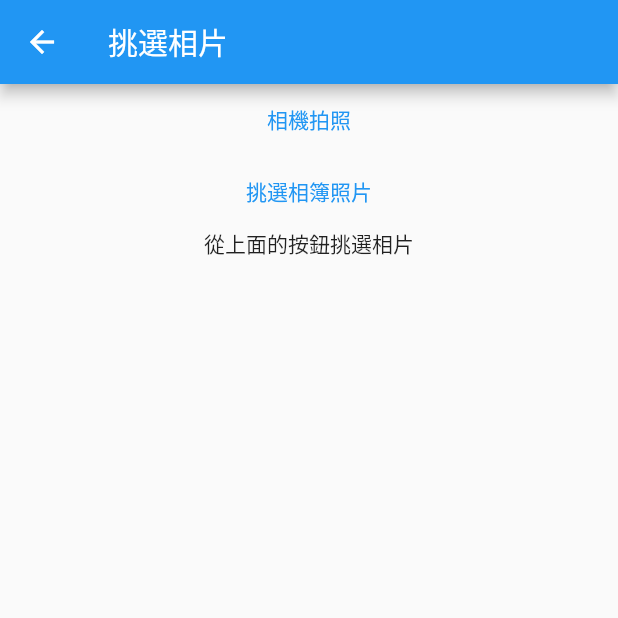
After one commit to tpps89305/flutter_playground, a Flutter app: the ImagePickerPage screen opened by its route, after a tap on "相機拍照", on a phone screen of 412 x 824 dp, the top half of it. The commit adds this screen. Run offline on Flutter 3.47's test engine with Material 2 defaults, Android fonts, the phone set to English and light mode, and no system bars; our stand-ins replace fluttertoast, image_picker, numberpicker, photo_view.

Commit message:
Add image picker page. Modify application(bundle) ID.

```diff
--- a/lib/constants/constants.dart
+++ b/lib/constants/constants.dart
@@ -15,6 +15,7 @@ class Constants {
     list.add(ContentItem("複選清單", route: NavigationRoutes.checkboxesListPage));
     list.add(ContentItem("圖片瀏覽", route: NavigationRoutes.imageBrowserPage));
     list.add(ContentItem("相簿", route: NavigationRoutes.galleryPage));
+    list.add(ContentItem("選取相片", route: NavigationRoutes.imagePickerPage));
     return list;
   }
 
--- a/lib/constants/navigation_routes.dart
+++ b/lib/constants/navigation_routes.dart
@@ -9,4 +9,5 @@ class NavigationRoutes {
   static const String checkboxesListPage = "checkboxesList";
   static const String imageBrowserPage = "imageBrowser";
   static const String galleryPage = "gallery";
+  static const String imagePickerPage = "imagePicker";
 }
--- a/lib/main.dart
+++ b/lib/main.dart
@@ -6,6 +6,7 @@ import 'package:flutter_playground/page/dropdown_button_page.dart';
 import 'package:flutter_playground/page/gallery_page.dart';
 import 'package:flutter_playground/page/image_browser_page.dart';
 import 'package:flutter_playground/constants/navigation_routes.dart';
+import 'package:flutter_playground/page/image_picker_page.dart';
 import 'package:flutter_playground/page/number_picker_page.dart';
 import 'package:flutter_playground/page/popup_menu_button_page.dart';
 import 'package:flutter_playground/page/radio_list_page.dart';
@@ -30,8 +31,9 @@ class MyApp extends StatelessWidget {
     NavigationRoutes.radioListPage: (context) => const RadioListPage(),
     NavigationRoutes.numberPickerPage: (context) => const NumberPickerPage(),
     NavigationRoutes.checkboxesListPage: (context) => const CheckboxListPage(),
-    NavigationRoutes.imageBrowserPage:(context) => const ImageBrowserPage(),
-    NavigationRoutes.galleryPage:(context) => const GalleryPage()
+    NavigationRoutes.imageBrowserPage: (context) => const ImageBrowserPage(),
+    NavigationRoutes.galleryPage: (context) => const GalleryPage(),
+    NavigationRoutes.imagePickerPage: (context) => const ImagePickerPage()
   };
 
   @override
--- /dev/null
+++ b/lib/page/image_picker_page.dart
@@ -0,0 +1,77 @@
+import 'dart:io';
+
+import 'package:flutter/material.dart';
+import 'package:image_picker/image_picker.dart';
+
+class ImagePickerPage extends StatelessWidget {
+  const ImagePickerPage({Key? key}) : super(key: key);
+
+  @override
+  Widget build(BuildContext context) {
+    final _imagePickerWrapper =
+        _ImagePickerWrapper(globalKey: GlobalKey<_ImagePickerWrapperState>());
+
+    final _buttonCameraImage = TextButton(
+        onPressed: () {
+          _imagePickerWrapper.getImage(ImageSource.camera);
+        },
+        child: const Text("相機拍照"));
+
+    final _buttonGalleryImage = TextButton(
+        onPressed: () {
+          _imagePickerWrapper.getImage(ImageSource.gallery);
+        },
+        child: const Text("挑選相簿照片"));
+
+    return Scaffold(
+      appBar: AppBar(
+        title: const Text("挑選相片"),
+      ),
+      body: Center(
+          child: Column(
+        children: [
+          _buttonCameraImage,
+          _buttonGalleryImage,
+          _imagePickerWrapper
+        ],
+        mainAxisAlignment: MainAxisAlignment.start,
+      )),
+    );
+  }
+}
+
+class _ImagePickerWrapper extends StatefulWidget {
+  final GlobalKey<_ImagePickerWrapperState> globalKey;
+  const _ImagePickerWrapper({required this.globalKey}) : super(key: globalKey);
+
+  @override
+  _ImagePickerWrapperState createState() => _ImagePickerWrapperState();
+
+  getImage(ImageSource imageSource) =>
+      globalKey.currentState?.getImage(imageSource);
+}
+
+class _ImagePickerWrapperState extends State<_ImagePickerWrapper> {
+  File? _imageUrl;
+
+  @override
+  Widget build(BuildContext context) {
+    if (_imageUrl == null) {
+      return const Text("從上面的按鈕挑選相片");
+    }
+    return Image.file(
+      _imageUrl!,
+      fit: BoxFit.contain,
+    );
+  }
+
+  Future<void> getImage(ImageSource imageSource) async {
+    XFile? image = await ImagePicker().pickImage(source: imageSource);
+    if (image == null) {
+      return;
+    }
+    setState(() {
+      _imageUrl = File(image.path);
+    });
+  }
+}
--- a/pubspec.yaml
+++ b/pubspec.yaml
@@ -32,6 +32,7 @@ dependencies:
   fluttertoast:
   numberpicker:
   photo_view:
+  image_picker:
 
   # The following adds the Cupertino Icons font to your application.
   # Use with the CupertinoIcons class for iOS style icons.
```
Also changed, not shown: pubspec.lock, 4 other files.
